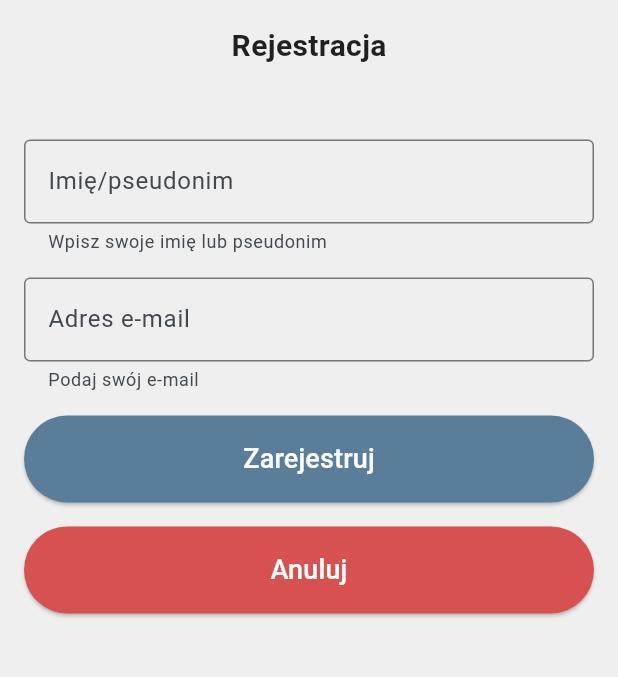
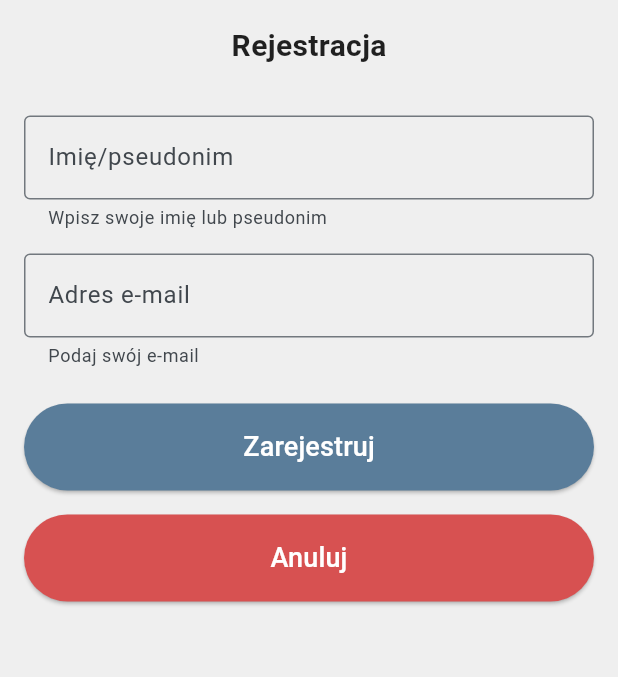
Before and after one commit to Conrad-Push/VoiceVault, a Flutter app: the UserRegistrationScreen screen opened directly, on a phone screen of 412 x 824 dp, the part 84-761 px from its top. Run offline on Flutter 3.47's test engine with Material 3 defaults, Android fonts, the phone set to English and light mode, and no system bars; our stand-ins replace cloud_firestore, connectivity_plus, firebase_core; accounts and stored records are empty.

Commit message:
VV-2 - minor UI upgrade

```diff
--- a/lib/screens/user_recordings_screen.dart
+++ b/lib/screens/user_recordings_screen.dart
@@ -88,7 +88,8 @@ class UserRecordingsScreen extends StatelessWidget {
         automaticallyImplyLeading: false,
       ),
       backgroundColor: AppColors.background,
-      body: SingleChildScrollView(
+      body: SafeArea(
+        child: SingleChildScrollView(
           child: Column(
             children: [
               ScreenTitle(title: 'Nagrania użytkownika - $userName'),
@@ -113,6 +114,7 @@ class UserRecordingsScreen extends StatelessWidget {
             ],
           ),
         ),
+      ),
     );
   }
 }
--- a/lib/screens/user_registration_screen.dart
+++ b/lib/screens/user_registration_screen.dart
@@ -168,7 +168,7 @@ class _UserRegistrationScreenState extends State<UserRegistrationScreen> {
             const ScreenTitle(title: AppTexts.registrationTitle),
             const SizedBox(height: 16),
             Padding(
-              padding: const EdgeInsets.all(16),
+              padding: const EdgeInsets.symmetric(horizontal: 16),
               child: Form(
                 key: _formKey,
                 child: Column(
@@ -205,6 +205,7 @@ class _UserRegistrationScreenState extends State<UserRegistrationScreen> {
                 ),
               ),
             ),
+            const SizedBox(height: 24),
             Padding(
               padding: const EdgeInsets.symmetric(horizontal: 16),
               child: Column(
```
Lines whose indentation alone changed are shown as unchanged.
